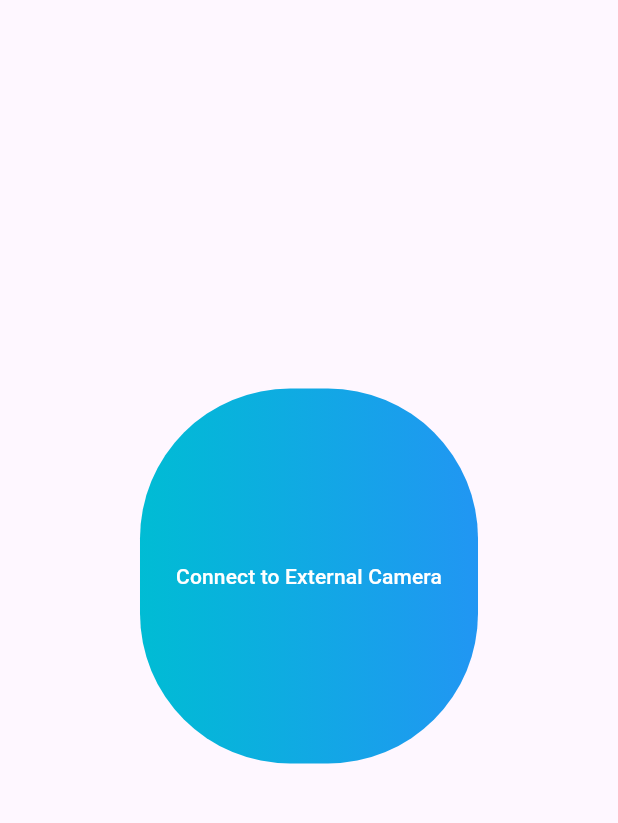
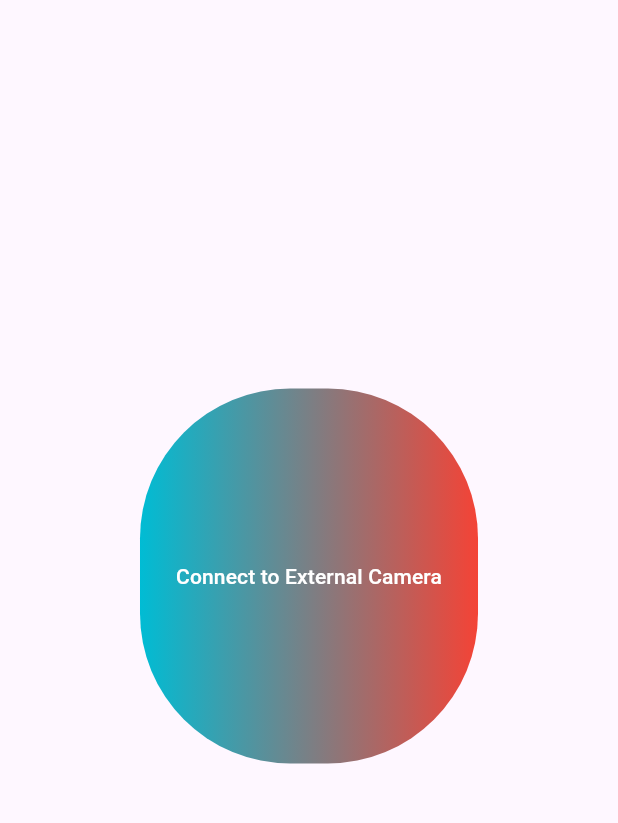
Before and after one commit to PranavSharma26/MajorProject, a Flutter app: the screen it shows after launch, on a phone screen of 412 x 824 dp, the part 84-907 px from its top. Run offline on Flutter 3.47's test engine with Material 3 defaults, Android fonts, the phone set to English and light mode, and no system bars.

Commit message:
some UI change

```diff
--- a/echovision/lib/main.dart
+++ b/echovision/lib/main.dart
@@ -42,7 +42,7 @@
           children: [
             Container(
               decoration: BoxDecoration(
-                gradient: LinearGradient(colors: [Colors.cyan, Colors.blue]),
+                gradient: LinearGradient(colors: [Colors.cyan, Colors.red]),
                 borderRadius: BorderRadius.circular(100)
               ),
 
```
